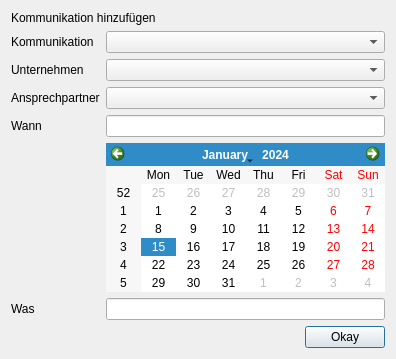
Old version of the form createcommunication.ui in the repository green-lion-racing/glr-database.
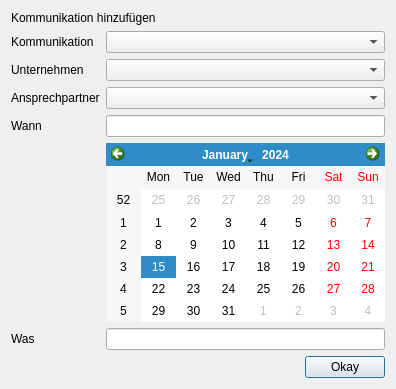
New version of the form.

Diff of the .ui file:
```diff
--- a/createcommunication.ui
+++ b/createcommunication.ui
@@ -7,7 +7,7 @@
     <x>0</x>
     <y>0</y>
     <width>396</width>
-    <height>359</height>
+    <height>389</height>
    </rect>
   </property>
   <property name="windowTitle">
```
Left out of the diff: 2 changed lines with no effect on the pictures.
